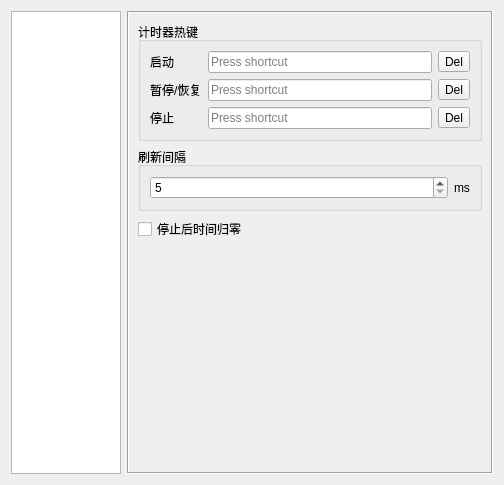
The window that Act3SpeedrunTool/SettingDialog.ui (SkyD666/Act3SpeedrunTool) describes before a commit, drawn with Qt 5.
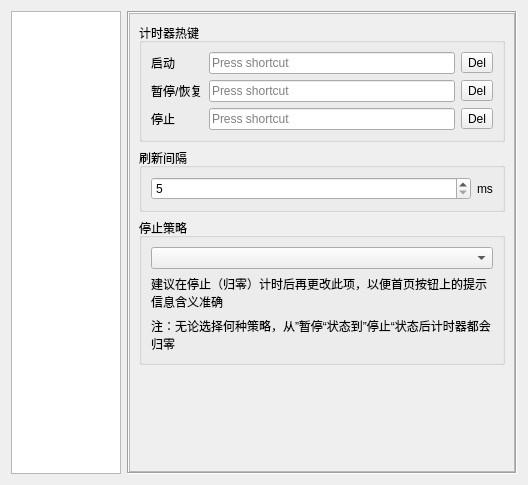
The same window after the commit. The open tabs and pages were chosen to show the change.

Commit message: [feature]支持切换三种不同停止策略（计时器归零策略）

Diff of the .ui file:
```diff
--- a/Act3SpeedrunTool/SettingDialog.ui
+++ b/Act3SpeedrunTool/SettingDialog.ui
@@ -6,7 +6,7 @@
    <rect>
     <x>0</x>
     <y>0</y>
-    <width>504</width>
+    <width>528</width>
     <height>485</height>
    </rect>
   </property>
@@ -844,6 +844,33 @@
      </widget>
      <widget class="QWidget" name="pageTimer">
       <layout class="QVBoxLayout" name="verticalLayout_2">
+       <property name="leftMargin">
+        <number>0</number>
+       </property>
+       <property name="topMargin">
+        <number>0</number>
+       </property>
+       <property name="rightMargin">
+        <number>0</number>
+       </property>
+       <property name="bottomMargin">
+        <number>0</number>
+       </property>
+       <item>
+        <widget class="QScrollArea" name="scrollArea_5">
+         <property name="widgetResizable">
+          <bool>true</bool>
+         </property>
+         <widget class="QWidget" name="scrollAreaWidgetContents_5">
+          <property name="geometry">
+           <rect>
+            <x>0</x>
+            <y>0</y>
+            <width>388</width>
+            <height>461</height>
+           </rect>
+          </property>
+          <layout class="QVBoxLayout" name="verticalLayout_18">
        <item>
         <widget class="QGroupBox" name="groupBox_2">
          <property name="title">
@@ -937,10 +964,35 @@
         </widget>
        </item>
        <item>
-        <widget class="QCheckBox" name="cbTimerZeroAfterStop">
+            <widget class="QGroupBox" name="groupBox_10">
+             <property name="title">
+              <string>停止策略</string>
+             </property>
+             <layout class="QVBoxLayout" name="verticalLayout_17">
+              <item>
+               <widget class="QComboBox" name="cbTimerStopStrategy"/>
+              </item>
+              <item>
+               <widget class="QLabel" name="label_29">
          <property name="text">
-          <string>停止后时间归零</string>
-         </property>
+                 <string>建议在停止（归零）计时后再更改此项，以便首页按钮上的提示信息含义准确</string>
+                </property>
+                <property name="wordWrap">
+                 <bool>true</bool>
+                </property>
+               </widget>
+              </item>
+              <item>
+               <widget class="QLabel" name="label_31">
+                <property name="text">
+                 <string>注：无论选择何种策略，从”暂停“状态到”停止“状态后计时器都会归零</string>
+                </property>
+                <property name="wordWrap">
+                 <bool>true</bool>
+                </property>
+               </widget>
+              </item>
+             </layout>
         </widget>
        </item>
        <item>
@@ -958,6 +1010,10 @@
        </item>
       </layout>
      </widget>
+        </widget>
+       </item>
+      </layout>
+     </widget>
      <widget class="QWidget" name="pageLanguage">
       <layout class="QVBoxLayout" name="verticalLayout_3">
        <item>
```
Left out of the diff: 86 changed lines with no effect on the pictures. Lines whose indentation alone changed are shown as unchanged. The commit also changes 10 other files.
